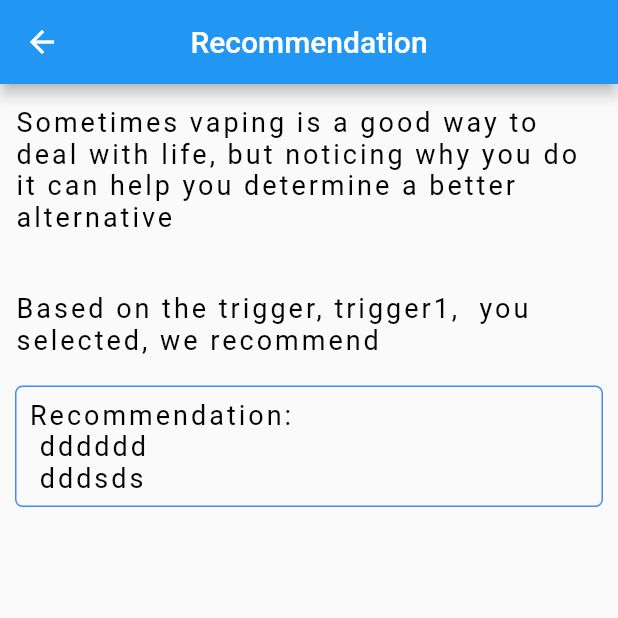
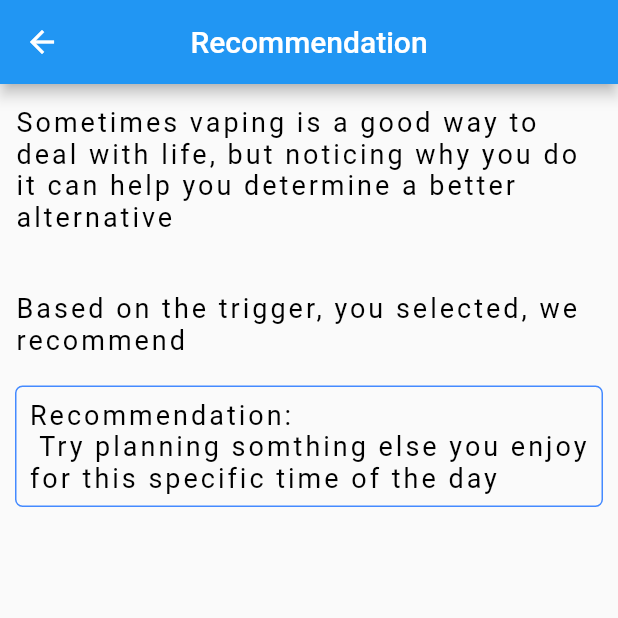
Before and after one commit to irfanyusra/Puffaway, a Flutter app: the Recommendation screen opened directly with empty values, on a phone screen of 412 x 824 dp, the top half of it. Run offline on Flutter 3.47's test engine with Material 2 defaults, Android fonts, the phone set to English and light mode, and no system bars; our stand-ins replace cloud_firestore, firebase_auth; accounts and stored records are empty.

Commit message:
added triggers and recomendations

```diff
--- a/vape_app/lib/pages/recommendation_page.dart
+++ b/vape_app/lib/pages/recommendation_page.dart
@@ -10,12 +10,16 @@ class Recommendation extends StatefulWidget {
 class _RecommendationState extends State<Recommendation> {
   Map data = {};
   List<Recommendations> listRecommendations = [
-    Recommendations(
-        trigger: "Select one", recom: "Please select a trigger next time"),
-    Recommendations(trigger: "trigger1", recom: "dddddd \n dddsds"),
-    Recommendations(trigger: "trigger2", recom: "dddddd2"),
-    Recommendations(trigger: "trigger3", recom: "dddddd3"),
-    Recommendations(trigger: "trigger4", recom: "dddddd4")
+    Recommendations(trigger: "Select one", recom: "Please select a trigger next time"),
+    Recommendations(trigger: "Time of day", recom: "Try planning somthing else you enjoy for this specific time of the day"),
+    Recommendations(trigger: "Wake-up routine", recom: "Drink a coffee instead if your looking for a pick me up"),
+    Recommendations(trigger: "Boredom", recom: "Watch some netflix"),
+    Recommendations(trigger: "Stress", recom: "try drinking some tea"),
+    Recommendations(trigger: "Vape smell", recom: "Try chewing some gum the taste will get the smell out of your head"),
+    Recommendations(trigger: "Seeing someone vaping", recom: "walk away"),
+    Recommendations(trigger: "Fatigue", recom: "Drink coffee"),
+    Recommendations(trigger: "Partying", recom: "Have another beer"),
+    Recommendations(trigger: "Sex", recom: "Do it again its more fun!")
   ];
   Recommendations rec;
 
@@ -31,7 +35,7 @@ class _RecommendationState extends State<Recommendation> {
   Widget build(BuildContext context) {
     data = ModalRoute.of(context).settings.arguments;
 
-    getRecommendation("trigger1");        //NEED TO PUT DATABASE VAR
+    getRecommendation("Time of day");        //NEED TO PUT DATABASE VAR
 
     return Scaffold(
       appBar: AppBar(
@@ -59,7 +63,7 @@ class _RecommendationState extends State<Recommendation> {
 
               Container(
                 child: Text(
-                  'Based on the trigger, ${'trigger1'},  you selected, we recommend ',            //NEED TO PUT DATABASE VAR
+                  'Based on the trigger, you selected, we recommend ',            //NEED TO PUT DATABASE VAR
                   style: TextStyle(
                     color: Colors.black,
                     letterSpacing: 2.0,
```
